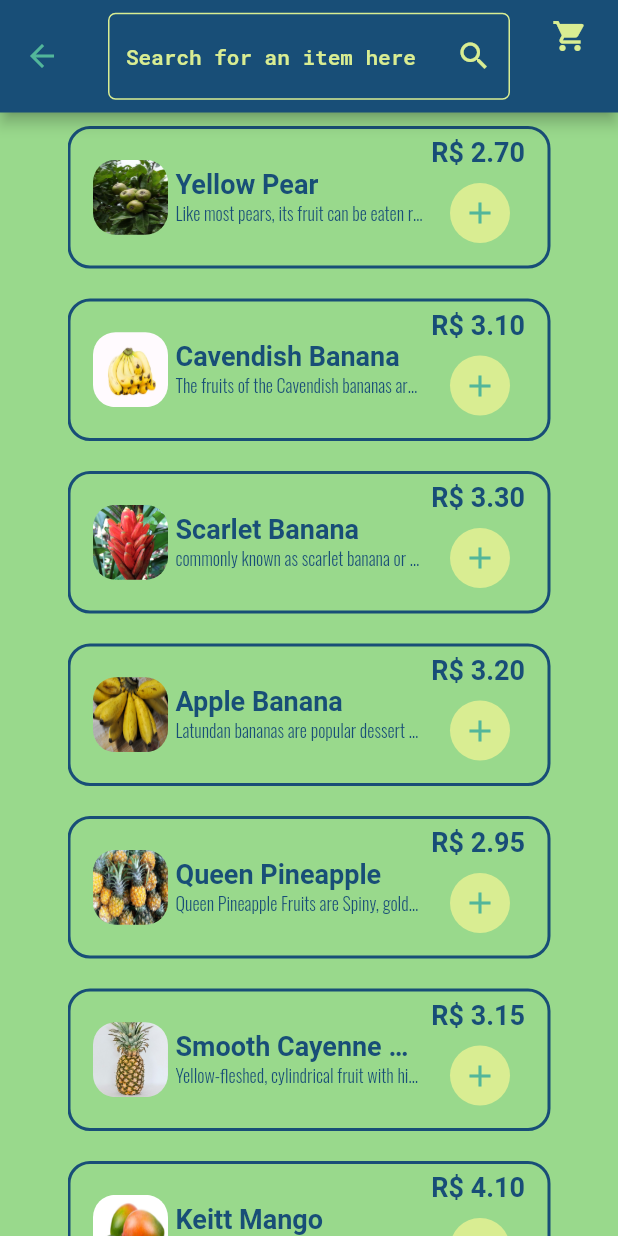
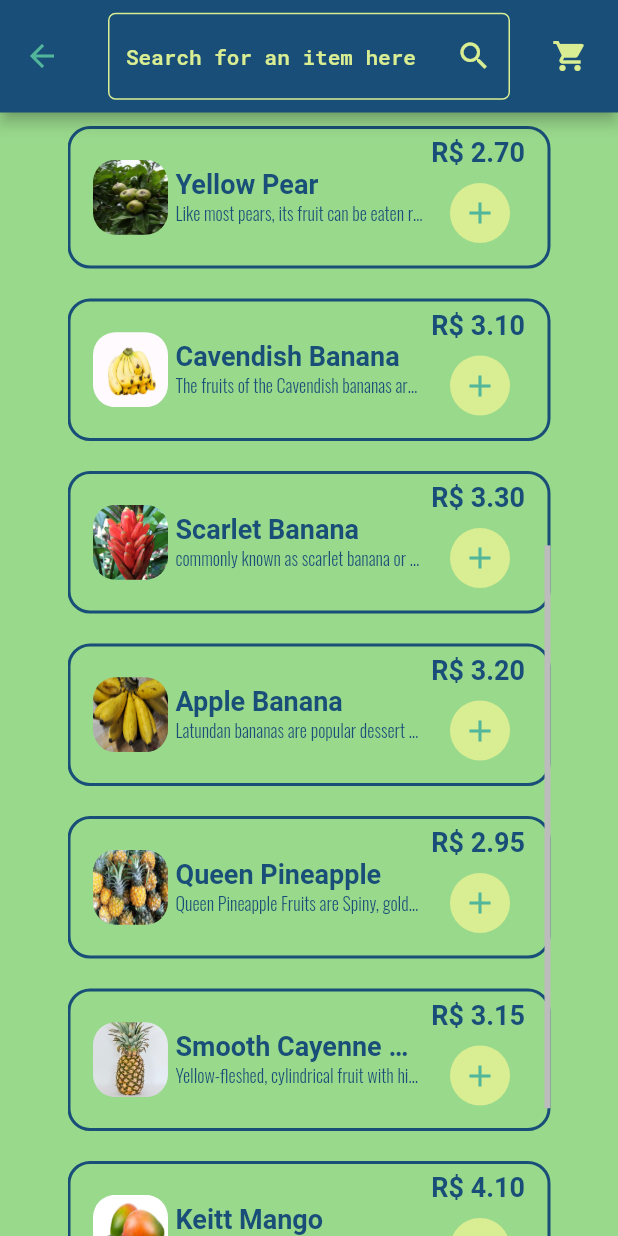
Before and after one commit to Khanno/framework_test, a Flutter app: the HomePage screen opened by its route, scrolled down 576 dp, on a phone screen of 412 x 824 dp. Run offline on Flutter 3.47's test engine with Material 2 defaults, Android fonts, the phone set to English and light mode, and no system bars; our stand-ins replace flutter_bloc, flutter_svg, google_fonts, open_file, pdf; Roboto replaces fonts that are missing (Oxygen).

Commit message:
wip(adjustments): wip

```diff
--- a/lib/data/data.dart
+++ b/lib/data/data.dart
@@ -72,7 +72,7 @@ List<Map<String, dynamic>> data = [
     'image': 'assets/images/keitt_mango.jpg',
   },
   {
-    'name': 'Irwin mango',
+    'name': 'Irwin Mango',
     'value': 450,
     'description':  'The flesh is yellow and has a mild but sweet flavor and a pleasant aroma. It is fiberless and contains a monoembryonic seed',
     'image': 'assets/images/irwin_mango.jpg',
--- a/lib/pages/home_page/bloc/home_page_bloc/home_page_bloc.dart
+++ b/lib/pages/home_page/bloc/home_page_bloc/home_page_bloc.dart
@@ -23,6 +23,10 @@ class HomePageBloc extends Bloc<HomePageEvents, HomePageState> {
 
   void _searchProductsToState(SearchProductsHomePageEvent event, Emitter<HomePageState> emit) {
     List<Product> listOfProducts = [];
+    fruits.data.forEach((fruit) {
+      Product product = Product.fromMap(product: fruit);
+      listOfProducts.add(product);
+    });
     state.listOfProducts!.forEach((element) {
       if(element.name!.toLowerCase().contains(event.searchWord)) listOfProducts.add(element);
     });
--- a/lib/pages/home_page/home_page.dart
+++ b/lib/pages/home_page/home_page.dart
@@ -15,6 +15,7 @@ import 'package:framework_test/widgets/text_inputs/custom_text_input.dart';
 
 class HomePage extends StatelessWidget {
   final TextEditingController searchController = TextEditingController();
+  final ScrollController scrollController = ScrollController();
   Timer? _debounce;
 
   @override
@@ -66,11 +67,13 @@ class HomePage extends StatelessWidget {
                 builder: (BuildContext context, ShoppingCartState cartState) {
               return Stack(
                 children: [
-                  IconButton(
+                  Center(
+                    child: IconButton(
                       onPressed: () =>
                           Navigator.pushNamed(context, '/shopping-cart'),
                       icon: Icon(Icons.shopping_cart),
                       color: Theme.of(context).colorScheme.onBackground,
+                    ),
                   ),
                   Visibility(
                       visible: cartState.shoppingCart!.isNotEmpty,
@@ -84,7 +87,7 @@ class HomePage extends StatelessWidget {
                             ),
                             width: 20,
                             height: 20,
-                            child: Text('${cartState.shoppingCart!.length}', textAlign: TextAlign.center, style: RobotoCustomStyle().style(context: context),),
+                            child: Text('${cartState.shoppingCart!.length}', textAlign: TextAlign.center, style: RobotoCustomStyle().style(context: context, color: Colors.white),),
                           ))),
                 ],
               );
@@ -104,7 +107,10 @@ class HomePage extends StatelessWidget {
               case HomePageState:
                 return Padding(
                   padding: const EdgeInsets.fromLTRB(45.0, 0, 45.0, 0),
+                  child: Scrollbar(
+                    controller: scrollController,
                     child: ListView.builder(
+                        controller: scrollController,
                         physics: BouncingScrollPhysics(),
                         itemCount: state.listOfProducts!.length,
                         itemBuilder: (BuildContext context, int index) =>
@@ -115,6 +121,7 @@ class HomePage extends StatelessWidget {
                                   .add(AddItemToShoppingCart(
                                       product: state.listOfProducts![index])),
                             )),
+                  ),
                 );
               default:
                 return Text('Something went wrong');
--- a/lib/pages/shopping_cart_page/widget/cart_product_card_widget.dart
+++ b/lib/pages/shopping_cart_page/widget/cart_product_card_widget.dart
@@ -30,7 +30,7 @@ class CartProductCardWidget extends StatelessWidget {
               SizedBox(width: 15.0,),
               Text(
                 '${product.name}',
-                style: OxygenCustomStyle().style(context: context),
+                style: OswaldCustomStyle().style(context: context),
                 textAlign: TextAlign.left,
               ),
             ],
```
Also changed, not shown: lib/pages/shopping_cart_page/shopping_cart_page.dart (+7 -0 lines). Lines whose indentation alone changed are shown as unchanged.
